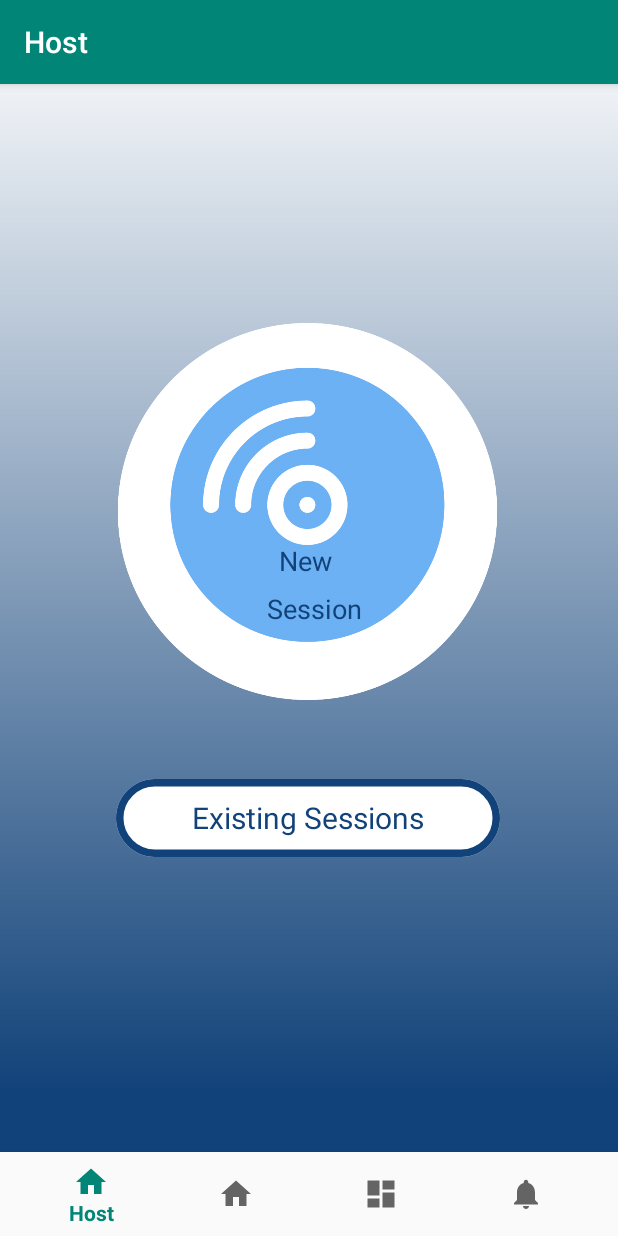
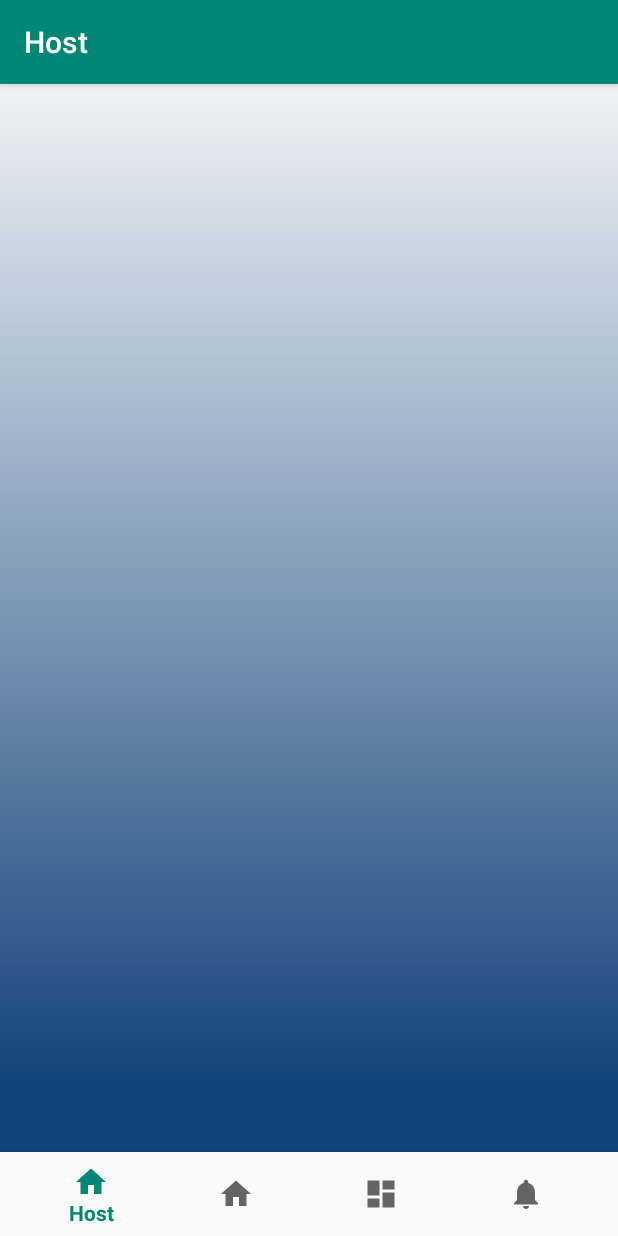
Before and after one commit to Finnvoor/glisten, an Android app: the HostFragment screen opened through its navigation route, on a phone screen of 412 x 824 dp. Run offline under Robolectric (Android 15) with nearby library versions, the phone set to English and light mode, and no system bars; our stand-ins replace navigation-ui; 1 statement that could not run was skipped.

Commit message:
New Session page update

```diff
--- a/app/src/main/res/layout/fragment_host.xml
+++ b/app/src/main/res/layout/fragment_host.xml
@@ -2,102 +2,12 @@
 <RelativeLayout xmlns:android="http://schemas.android.com/apk/res/android"
 
     xmlns:app="http://schemas.android.com/apk/res-auto"
-    android:id="@+id/start_up_pa"
+    android:id="@+id/host_page"
     android:layout_width="fill_parent"
     android:layout_height="fill_parent"
     android:background = "@drawable/host_page">
 
 
-    <ImageButton
-        android:id="@+id/imageButton"
-        android:layout_width="290dp"
-        android:layout_height="251dp"
-        android:layout_alignParentStart="true"
-        android:layout_alignParentLeft="true"
-        android:layout_alignParentTop="true"
-        android:layout_marginStart="60dp"
-        android:layout_marginLeft="60dp"
-        android:layout_marginTop="159dp"
-        android:adjustViewBounds="true"
-        android:background="@android:color/transparent"
-        android:color="#114279"
-        android:contentDescription="@string/todo"
-        android:cropToPadding="true"
-        android:padding="0dp"
-        android:scaleType="fitCenter"
-        app:layout_constraintBottom_toBottomOf="parent"
-        app:layout_constraintEnd_toEndOf="parent"
-        app:layout_constraintStart_toStartOf="parent"
-        app:layout_constraintTop_toTopOf="parent"
-        app:srcCompat="@drawable/djdisk" />
-
-    <TextView
-        android:id="@+id/start_new_s"
-        android:layout_width="195dp"
-        android:layout_height="29dp"
-        android:layout_alignParentStart="true"
-        android:layout_alignParentLeft="true"
-        android:layout_alignParentTop="true"
-        android:layout_marginStart="186dp"
-        android:layout_marginLeft="186dp"
-        android:layout_marginTop="305dp"
-        android:layout_marginBottom="20dp"
-        android:gravity="top"
-        android:text="@string/start_new_s"
-        android:textAppearance="@style/start_new_s"
-        app:layout_constraintBottom_toTopOf="@+id/imageButton"
-        app:layout_constraintEnd_toEndOf="parent"
-        app:layout_constraintHorizontal_bias="0.49"
-        app:layout_constraintStart_toStartOf="parent" />
-
-    <TextView
-        android:id="@+id/start_new_s2"
-        android:layout_width="200dp"
-        android:layout_height="29dp"
-        android:layout_alignParentStart="true"
-        android:layout_alignParentLeft="true"
-        android:layout_alignParentTop="true"
-        android:layout_marginStart="178dp"
-        android:layout_marginLeft="178dp"
-        android:layout_marginTop="337dp"
-        android:layout_marginBottom="20dp"
-        android:gravity="top"
-        android:text="@string/start_new_s2"
-        android:textAppearance="@style/start_new_s"
-        app:layout_constraintBottom_toTopOf="@+id/imageButton"
-        app:layout_constraintEnd_toEndOf="parent"
-        app:layout_constraintHorizontal_bias="0.49"
-        app:layout_constraintStart_toStartOf="parent" />
-
-    <TextView
-        android:id="@+id/text_dashboard"
-        android:layout_width="403dp"
-        android:layout_height="38dp"
-        android:layout_alignParentBottom="true"
-        android:layout_marginStart="8dp"
-        android:layout_marginEnd="8dp"
-        android:layout_marginBottom="0dp"
-        android:textAlignment="center"
-        android:textSize="20sp"
-        app:layout_constraintEnd_toEndOf="parent"
-        app:layout_constraintStart_toStartOf="parent"
-        app:layout_constraintTop_toTopOf="parent" />
-
-    <Button
-        android:id="@+id/loginConfirm"
-        android:layout_width="256dp"
-        android:layout_height="52dp"
-        android:layout_alignParentStart="true"
-        android:layout_alignParentLeft="true"
-        android:layout_alignParentTop="true"
-        android:layout_marginStart="77dp"
-        android:layout_marginLeft="77dp"
-        android:layout_marginTop="463dp"
-        android:background="@drawable/login"
-        android:text="@string/log_out"
-        android:textAppearance="@style/log_in2" />
-
-
 
 
 </RelativeLayout>
```
Also changed, not shown: app/src/main/res/drawable/username.xml (added, +25 -0 lines), app/src/main/res/values/strings.xml (+8 -1 lines), app/src/main/res/values/styles.xml (+36 -0 lines), app/src/main/res/drawable-v24/profile.png (added).
